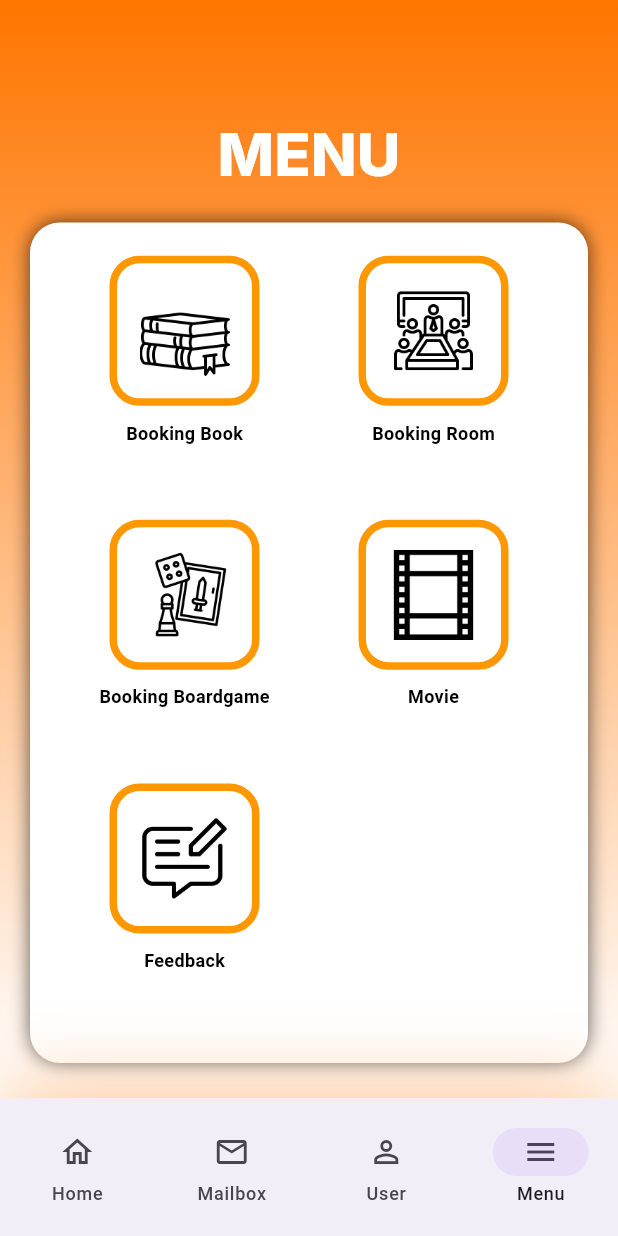
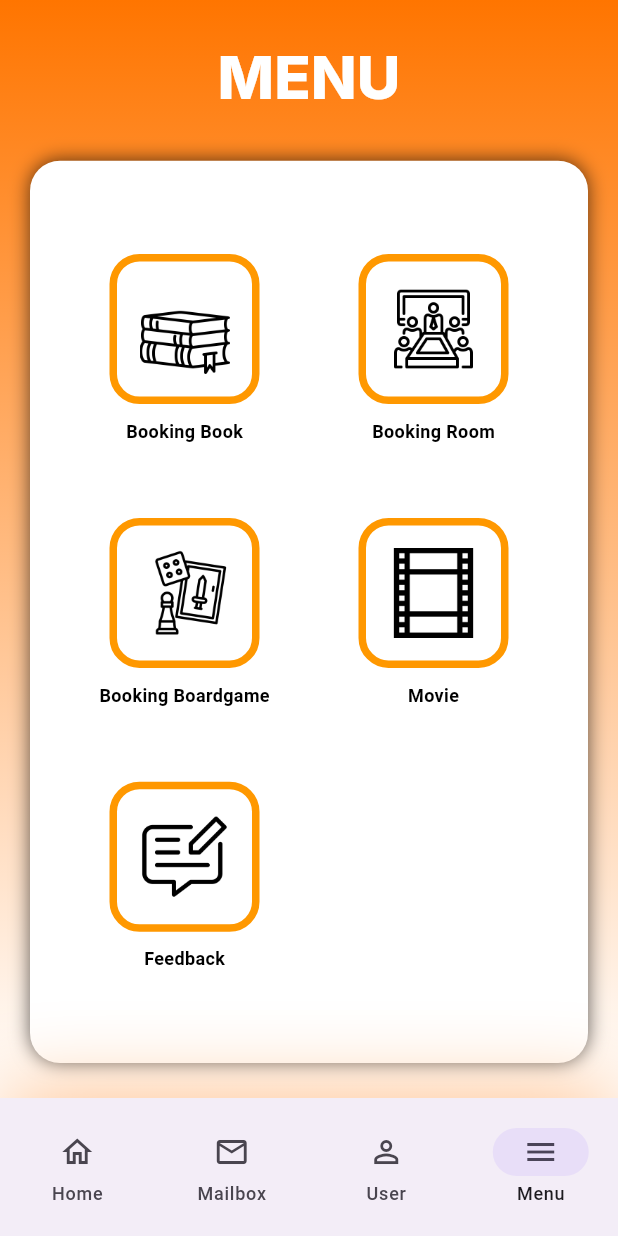
Before and after one commit to MeenYossakorn/Kmunity-Project, a Flutter app: the screen it shows after launch, item 4 of the bottom bar chosen, on a phone screen of 412 x 824 dp. Run offline on Flutter 3.47's test engine with Material 3 defaults, Android fonts, the phone set to English and light mode, and no system bars; our stand-ins replace carousel_slider, get, google_fonts; network calls fail.

Commit message:
Update menu_screen.dart

```diff
--- a/lib/Screens/menu_screen.dart
+++ b/lib/Screens/menu_screen.dart
@@ -43,12 +43,12 @@ class menuscreen extends StatelessWidget {
         child: Column(
           children: [
             SizedBox(
-              height: height * 0.18, // เลื่อน Container สีเทาอยู่สูงขึ้น
+              height: height * 0.13, // เลื่อน Container สีเทาอยู่สูงขึ้น
               child: Align(
                 alignment: Alignment
                     .bottomCenter, // จัด Text ไว้ที่ด้านล่างของ Container
                 child: Transform.translate(
-                  offset: Offset(0, -20), // ลองปรับค่า offset เพื่อเลื่อนขึ้น
+                  offset: Offset(0, -30), // ลองปรับค่า offset เพื่อเลื่อนขึ้น
                   child: Text(
                     "MENU",
                     style: GoogleFonts.inter(
@@ -75,10 +75,10 @@ class menuscreen extends StatelessWidget {
                     )
                   ],
                 ),
-                height: height * 0.68, // ปรับความสูงของ Container สีเทา
+                height: height * 0.73, // ปรับความสูงของ Container สีเทา
                 width: width - 40,
                 child: Padding(
-                  padding: const EdgeInsets.fromLTRB(20.0, 10.0, 20.0,
+                  padding: const EdgeInsets.fromLTRB(20.0, 50.0, 20.0,
                       20.0), // เพิ่มพื้นที่ด้านล่างของ GridView.builder
                   child: GridView.builder(
                     gridDelegate:
@@ -88,14 +88,14 @@ class menuscreen extends StatelessWidget {
                       mainAxisSpacing: 25,
                     ),
                     shrinkWrap: true,
-                    physics: NeverScrollableScrollPhysics(),
                     itemCount: imgIcon.length,
                     itemBuilder: (context, index) {
                       return InkWell(
                         onTap: () {
                           Navigator.push(
                             context,
-                            MaterialPageRoute(builder: (context) =>totap[index]),
+                            MaterialPageRoute(
+                                builder: (context) => totap[index]),
                           );
                         },
                         child: Padding(
```
